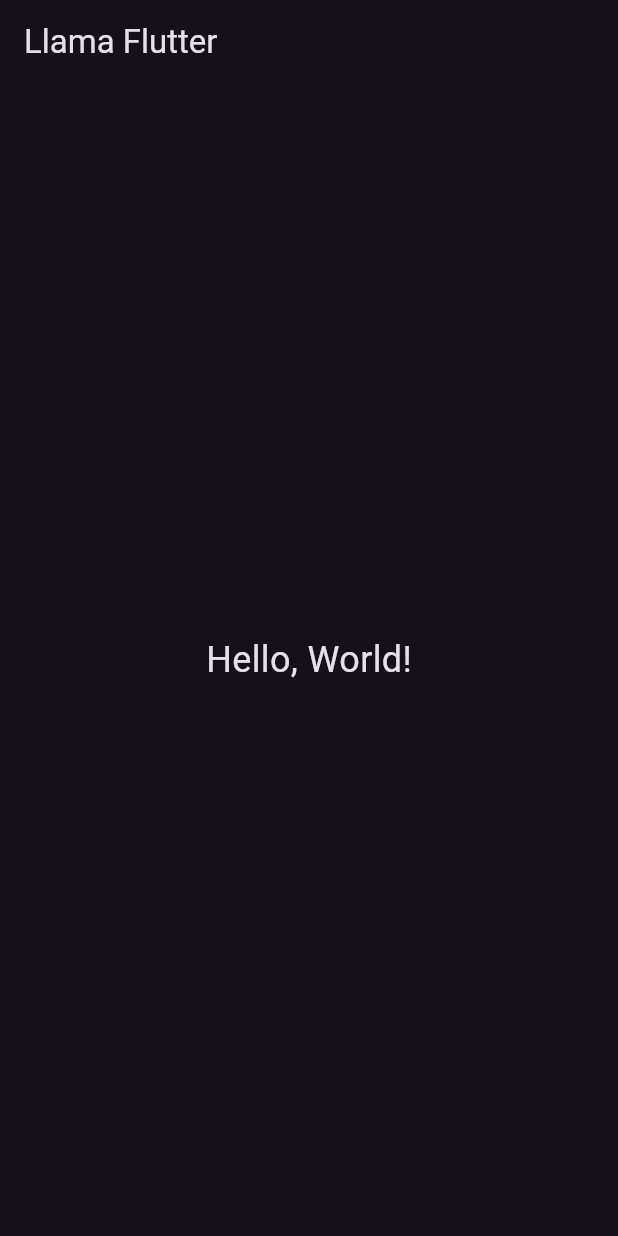
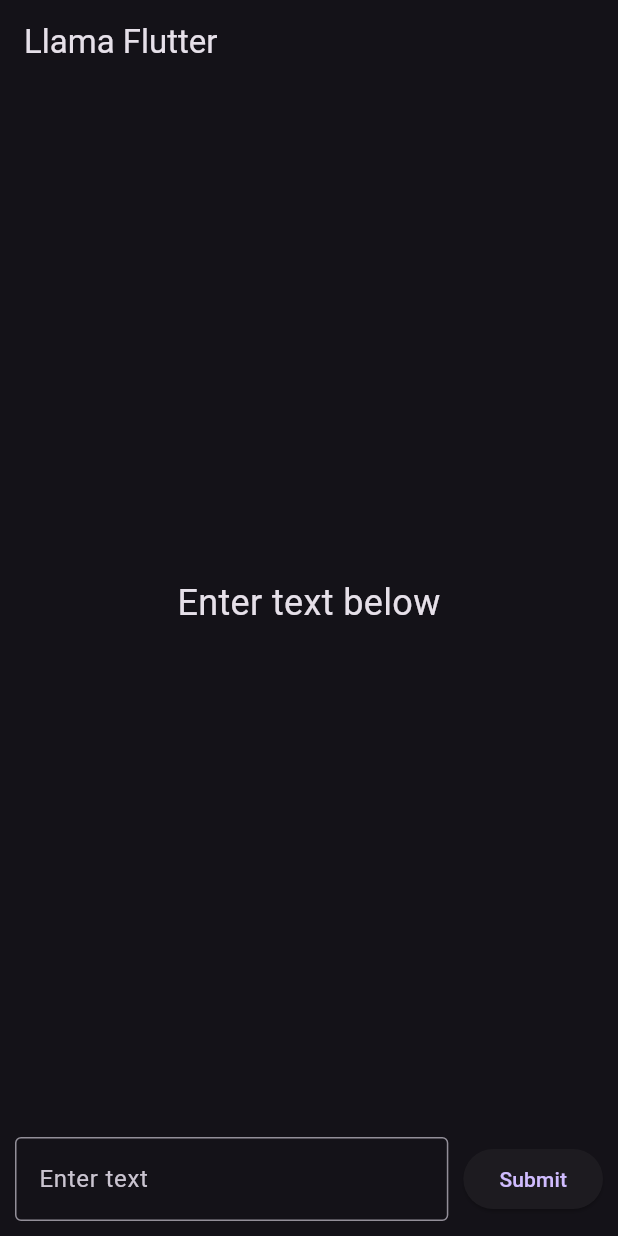
Before and after one commit to RohanHugh/llamabenchmark, a Flutter app: the screen it shows after launch, on a phone screen of 412 x 824 dp. Run offline on Flutter 3.47's test engine with Material 3 defaults, Android fonts, the phone set to English and light mode, and no system bars.

Commit message:
first commit

```diff
--- a/lib/main.dart
+++ b/lib/main.dart
@@ -1,7 +1,7 @@
 import 'package:flutter/material.dart';
 
 void main() {
-  runApp(MyApp()); // Calls MyApp, which builds the MaterialApp
+  runApp(MyApp());
 }
 
 class MyApp extends StatelessWidget {
@@ -11,21 +11,64 @@ class MyApp extends StatelessWidget {
       title: 'Llama Flutter',
       debugShowCheckedModeBanner: false,
       theme: ThemeData.dark(),
-      home: HomeScreen(), // Calls HomeScreen, which displays UI
+      home: HomeScreen(),
     );
   }
 }
 
-class HomeScreen extends StatelessWidget {
+class HomeScreen extends StatefulWidget {
+  @override
+  _HomeScreenState createState() => _HomeScreenState();
+}
+
+class _HomeScreenState extends State<HomeScreen> {
+  final TextEditingController _controller = TextEditingController();
+  String _submittedText = "";
+
+  void _handleSubmit() {
+    setState(() {
+      _submittedText = _controller.text;
+      _controller.clear(); // Clear input field after submission
+    });
+  }
+
   @override
   Widget build(BuildContext context) {
     return Scaffold(
       appBar: AppBar(title: Text('Llama Flutter')),
-      body: Center(
-        child: Text(
-          'Hello, World!',
-          style: TextStyle(fontSize: 24),
-        ),
+      body: Column(
+        children: [
+          Expanded(
+            child: Center(
+              child: Text(
+                _submittedText.isEmpty ? "Enter text below" : _submittedText,
+                style: TextStyle(fontSize: 24),
+                textAlign: TextAlign.center,
+              ),
+            ),
+          ),
+          Padding(
+            padding: EdgeInsets.all(10),
+            child: Row(
+              children: [
+                Expanded(
+                  child: TextField(
+                    controller: _controller,
+                    decoration: InputDecoration(
+                      labelText: "Enter text",
+                      border: OutlineInputBorder(),
+                    ),
+                  ),
+                ),
+                SizedBox(width: 10),
+                ElevatedButton(
+                  onPressed: _handleSubmit,
+                  child: Text("Submit"),
+                ),
+              ],
+            ),
+          ),
+        ],
       ),
     );
   }
```
